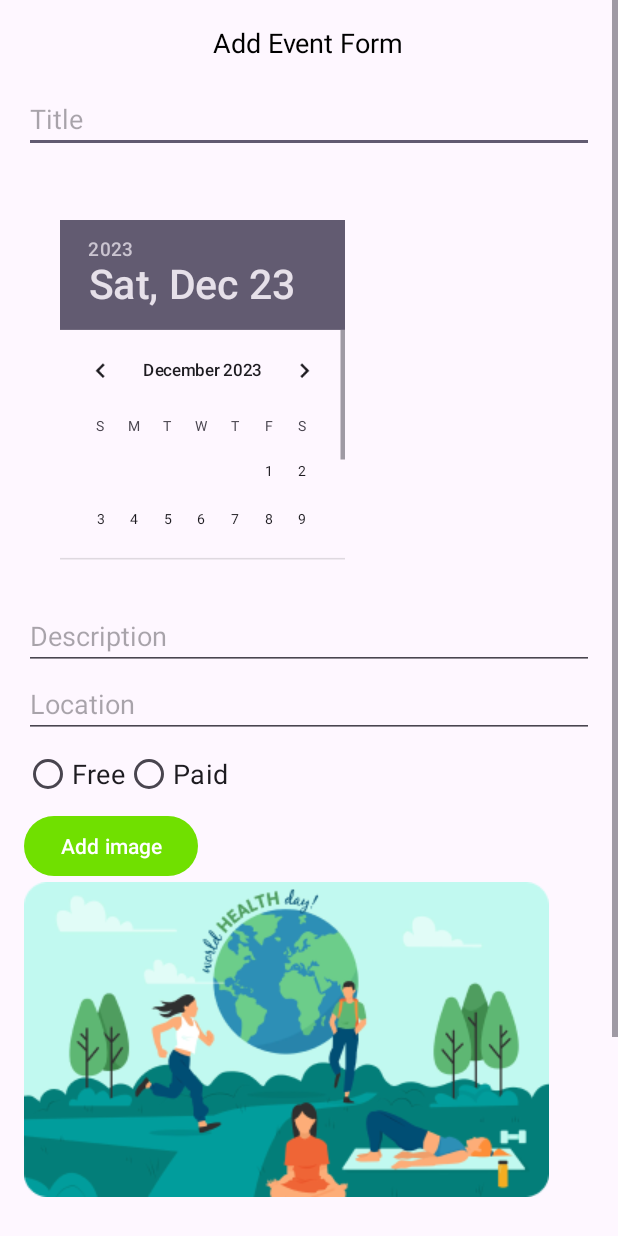
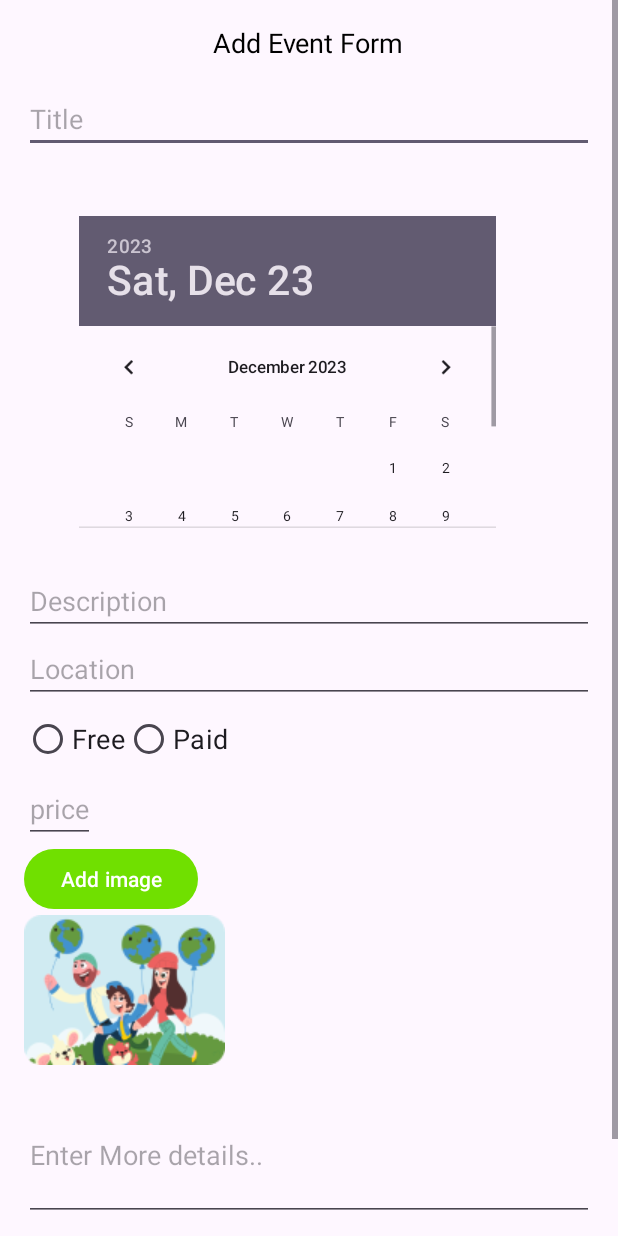
Before and after one commit to manelzaabi/GreenTrack_android, an Android app: the screen it shows after launch (Activity_Add), after a tap on "You can add your own challenge!", on a phone screen of 412 x 824 dp. Run offline under Robolectric (Android 15) with nearby library versions, the phone set to English and light mode, and no system bars; pictures from the network do not load.

Commit message:
add price

```diff
--- a/app/src/main/java/tn/esprit/event_pdm/Activity_Add.kt
+++ b/app/src/main/java/tn/esprit/event_pdm/Activity_Add.kt
@@ -25,6 +25,7 @@ class Activity_Add : AppCompatActivity() {
     private var collector = ""
 
     private lateinit var titletxt: EditText
+    private lateinit var pricetxt: EditText
     private lateinit var desctxt: EditText
     private lateinit var loctxt: EditText
     private lateinit var detailsEvent: EditText
@@ -38,8 +39,6 @@ class Activity_Add : AppCompatActivity() {
     private var selectedImageUri : Uri? = null
 
     val pickMedia = registerForActivityResult(ActivityResultContracts.PickVisualMedia()) { uri ->
-        // Callback is invoked after the user selects a media item or closes the
-        // photo picker.
         if (uri != null) {
             Log.d("PhotoPicker", "Selected URI: $uri")
             selectedImageUri = uri
@@ -61,6 +60,7 @@ class Activity_Add : AppCompatActivity() {
 
 
         titletxt = findViewById(R.id.titletxt)
+        pricetxt = findViewById(R.id.pricetxt)
         desctxt = findViewById(R.id.desctxt)
         loctxt = findViewById(R.id.loctxt)
         detailsEvent = findViewById(R.id.detailsEvent)
@@ -73,7 +73,6 @@ class Activity_Add : AppCompatActivity() {
         imagePicker = findViewById(R.id.imagePicker)
 
         imagePicker.setOnClickListener {
-            // Registers a photo picker activity launcher in single-select mode.
 
             pickMedia.launch(PickVisualMediaRequest(ActivityResultContracts.PickVisualMedia.ImageOnly))
 
@@ -87,8 +86,18 @@ class Activity_Add : AppCompatActivity() {
             val day = datePicker.dayOfMonth
             val month = datePicker.month + 1
             val year = datePicker.year
+            val price = pricetxt.text.toString()
+            val selectedDate = "$day/$month/$year"
 
-            val selectedDate = "$day/$month/$year"
+            /*val isPaid = Paidbtn.isChecked
+
+            val price = if (isPaid) {
+                pricetxt.text.toString().takeIf { it.isNotBlank() } ?: "0"
+            } else {
+                null
+            }*/
+
+
 
             if (title.isEmpty() || selectedImageUri == null || description.isEmpty() || location.isEmpty() || details.isEmpty()) {
                 Toast.makeText(this@Activity_Add, "Please fill all fields", Toast.LENGTH_SHORT)
@@ -102,7 +111,7 @@ class Activity_Add : AppCompatActivity() {
                     image = "image-1700598973149-918941309.png",
                     isFree = true,
                     location = location,
-                    price = "23",
+                    price = price,
                     title = title
                 )
 
--- a/app/src/main/java/tn/esprit/event_pdm/CardViewHolder.kt
+++ b/app/src/main/java/tn/esprit/event_pdm/CardViewHolder.kt
@@ -12,7 +12,7 @@ class CardViewHolder(
 ) : RecyclerView.ViewHolder(cardCellBinding.root)
 {
 
-    val baseUrl = "http://172.20.10.5:8000"
+    val baseUrl = "http://192.168.1.34:8000"
     fun bindEvent(events: EventItem) {
     val imagePath = baseUrl+events.image
         Picasso.get().load(imagePath).resize(800,600).centerCrop().into(cardCellBinding.image)
--- a/app/src/main/java/tn/esprit/event_pdm/DetailActivity.kt
+++ b/app/src/main/java/tn/esprit/event_pdm/DetailActivity.kt
@@ -28,7 +28,7 @@ class DetailActivity : AppCompatActivity() {
     private lateinit var detailsTextView: TextView
     private lateinit var joinButton: Button
     private lateinit var locTV: TextView
-    val baseUrl = "http://172.20.10.5:8000"
+    val baseUrl = "http://192.168.1.34:8000"
 
 
     override fun onCreate(savedInstanceState: Bundle?) {
--- a/app/src/main/java/tn/esprit/event_pdm/service/RetrofitClient.kt
+++ b/app/src/main/java/tn/esprit/event_pdm/service/RetrofitClient.kt
@@ -4,7 +4,7 @@ import retrofit2.Retrofit
 import retrofit2.converter.gson.GsonConverterFactory
 
 object RetrofitClient {
-    private const val BASE_URL = "http://172.20.10.5:8000/challenge/"
+    private const val BASE_URL = "http://192.168.1.34:8000/challenge/"
 
     private val retrofit: Retrofit by lazy {
         Retrofit.Builder()
--- a/app/src/main/res/layout/activity_add.xml
+++ b/app/src/main/res/layout/activity_add.xml
@@ -28,8 +28,8 @@
 
         <DatePicker
             android:id="@+id/datePicker"
-            android:layout_width="238dp"
-            android:layout_height="283dp"
+            android:layout_width="364dp"
+            android:layout_height="260dp"
             android:layout_marginTop="16dp"
             android:scaleX="0.8"
             android:scaleY="0.8" />
@@ -70,6 +70,15 @@
                 android:textSize="18sp"/>
         </RadioGroup>
 
+
+        <EditText
+            android:id="@+id/pricetxt"
+            android:layout_width="wrap_content"
+            android:layout_height="wrap_content"
+            android:hint="price"
+            android:textSize="18sp"
+            android:inputType="text"/>
+
         <Button
             android:layout_width="wrap_content"
             android:layout_height="wrap_content"
@@ -83,7 +92,7 @@
             android:layout_height="wrap_content"
 
             android:id="@+id/imageView"
-            android:src="@drawable/rectangle_33"
+            android:src="@drawable/rectangle_56"
 
             />
 
--- a/app/src/main/res/layout/card_cell.xml
+++ b/app/src/main/res/layout/card_cell.xml
@@ -9,10 +9,10 @@
         android:id="@+id/cardView"
         android:layout_width="match_parent"
         android:layout_height="match_parent"
-        android:layout_margin="10dp"
+        android:layout_margin="5dp"
         android:clickable="true"
-        app:cardCornerRadius="15dp"
-        app:cardElevation="7dp">
+        app:cardCornerRadius="8dp"
+        app:cardElevation="15dp">
 
         <LinearLayout
             android:layout_width="match_parent"
```
Also changed, not shown: app/src/main/res/layout/activity_event.xml (+11 -11 lines).
